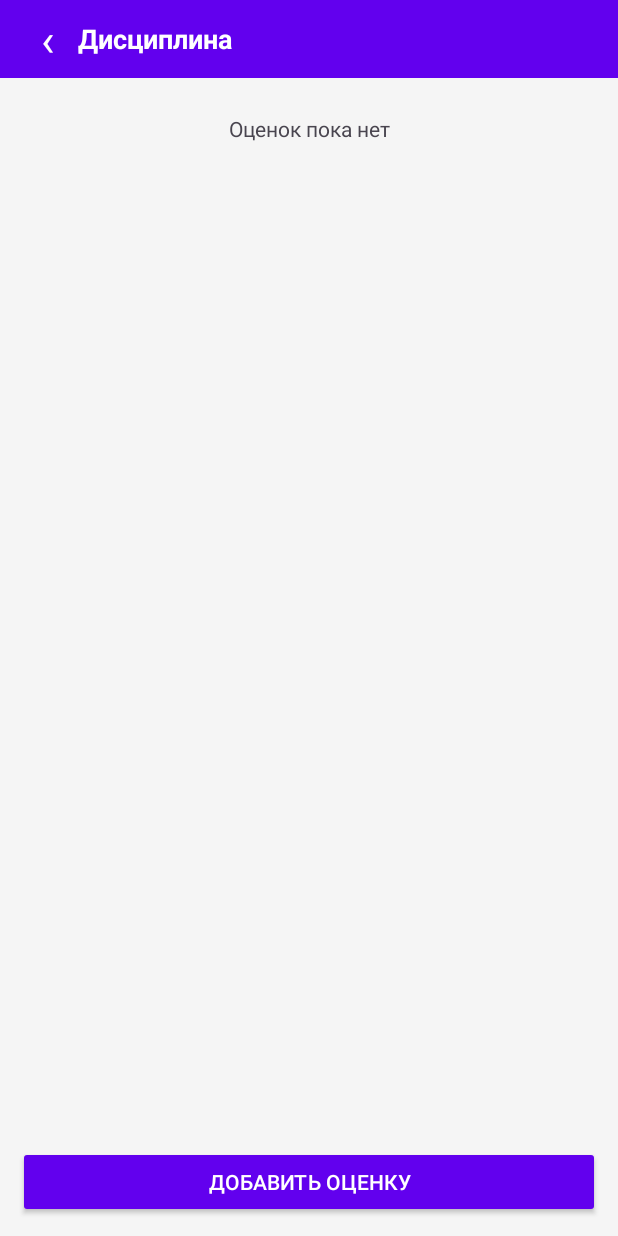
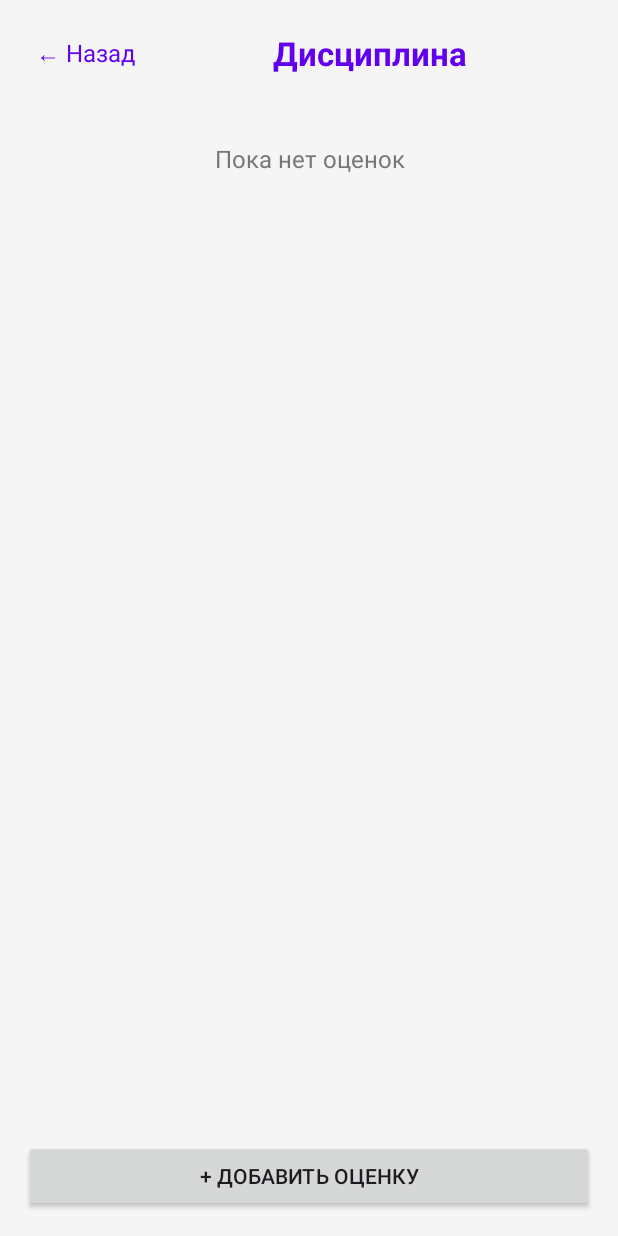
Before and after one commit to YoFame/practice_3-manager, an Android app: the DisciplineActivity screen opened directly, with no data from a screen before it, on a phone screen of 412 x 824 dp. Run offline under Robolectric (Android 15) with nearby library versions, the phone set to English and light mode, and no system bars; our stand-ins replace Room's generated code.

Commit message:
спринт3

```diff
--- a/app/src/main/java/com/example/studentgradetracker/MainActivity.kt
+++ b/app/src/main/java/com/example/studentgradetracker/MainActivity.kt
@@ -99,7 +99,7 @@ class MainActivity : ComponentActivity() {
 
         val card = TextView(this)
 
-        card.text = "$name                              ${
+        card.text = "$name${
             String.format("%.1f", average)
         }"
 
--- a/app/src/main/res/layout/activity_discipline.xml
+++ b/app/src/main/res/layout/activity_discipline.xml
@@ -1,69 +1,74 @@
 <?xml version="1.0" encoding="utf-8"?>
-<LinearLayout
-    xmlns:android="http://schemas.android.com/apk/res/android"
+<LinearLayout xmlns:android="http://schemas.android.com/apk/res/android"
     android:layout_width="match_parent"
     android:layout_height="match_parent"
     android:orientation="vertical"
-    android:background="@color/screen_background">
+    android:background="@color/screen_background"
+    android:padding="16dp">
 
+    <!-- Верхняя панель -->
     <LinearLayout
         android:layout_width="match_parent"
-        android:layout_height="52dp"
+        android:layout_height="wrap_content"
         android:orientation="horizontal"
         android:gravity="center_vertical"
-        android:background="@color/purple"
-        android:paddingHorizontal="12dp">
+        android:paddingBottom="16dp">
 
         <TextView
             android:id="@+id/backButton"
-            android:layout_width="40dp"
-            android:layout_height="match_parent"
-            android:text="‹"
-            android:textSize="30sp"
-            android:textColor="@android:color/white"
-            android:gravity="center"/>
+            android:layout_width="wrap_content"
+            android:layout_height="wrap_content"
+            android:text="← Назад"
+            android:textSize="16sp"
+            android:textColor="@color/purple"
+            android:padding="8dp" />
 
         <TextView
             android:id="@+id/disciplineTitle"
-            android:layout_width="wrap_content"
+            android:layout_width="0dp"
             android:layout_height="wrap_content"
-            android:text="Математика"
-            android:textSize="18sp"
+            android:layout_weight="1"
+            android:text="Название дисциплины"
+            android:textSize="22sp"
             android:textStyle="bold"
-            android:textColor="@android:color/white"/>
+            android:textColor="@color/purple"
+            android:gravity="center" />
 
     </LinearLayout>
 
+    <!-- Сообщение, если оценок нет -->
     <TextView
         android:id="@+id/emptyGradesText"
         android:layout_width="match_parent"
         android:layout_height="wrap_content"
-        android:text="Оценок пока нет"
+        android:text="Пока нет оценок"
+        android:textSize="16sp"
+        android:textColor="#777777"
         android:gravity="center"
         android:padding="24dp"
-        android:visibility="gone"/>
+        android:visibility="gone" />
 
+    <!-- Список оценок -->
     <ScrollView
         android:layout_width="match_parent"
         android:layout_height="0dp"
-        android:layout_weight="1">
+        android:layout_weight="1"
+        android:fillViewport="true">
 
         <LinearLayout
             android:id="@+id/gradeList"
             android:layout_width="match_parent"
             android:layout_height="wrap_content"
-            android:orientation="vertical"
-            android:padding="12dp"/>
+            android:orientation="vertical" />
 
     </ScrollView>
 
+    <!-- Кнопка добавления оценки -->
     <Button
         android:id="@+id/addGradeButton"
         android:layout_width="match_parent"
-        android:layout_height="48dp"
-        android:layout_margin="12dp"
-        android:text="Добавить оценку"
-        android:textColor="@android:color/white"
-        android:backgroundTint="@color/purple"/>
+        android:layout_height="wrap_content"
+        android:text="+ Добавить оценку"
+        android:layout_marginTop="12dp" />
 
 </LinearLayout>
```
Also changed, not shown: app/src/main/java/com/example/studentgradetracker/DisciplineListActivity.kt (+66 -4 lines), app/src/main/res/layout/activity_discipline_list.xml (+12 -1 lines), app/src/main/java/com/example/studentgradetracker/dao/DisciplineDao.kt (line endings or trailing spaces), app/src/main/java/com/example/studentgradetracker/entity/Discipline.kt (line endings or trailing spaces), 4 other files.
